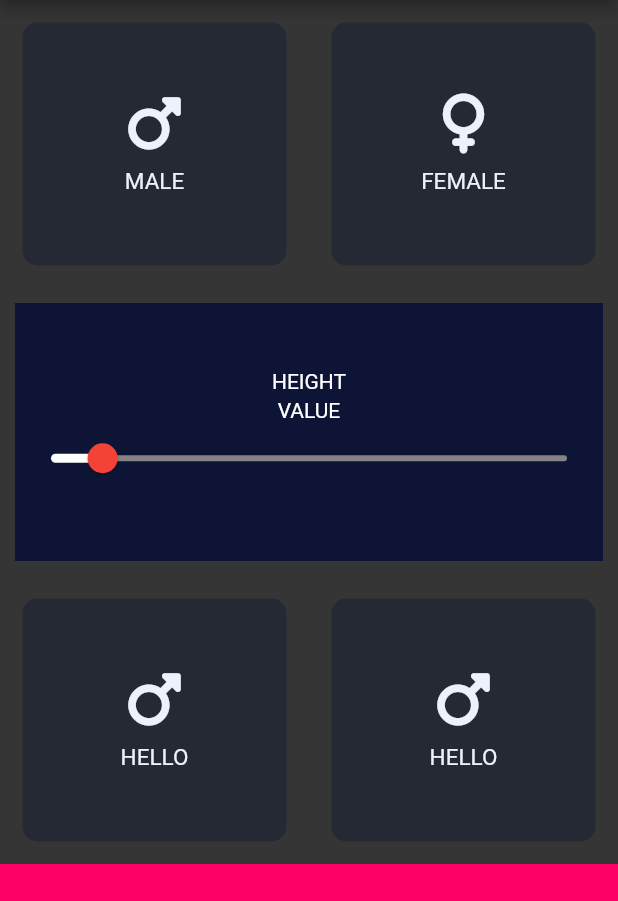
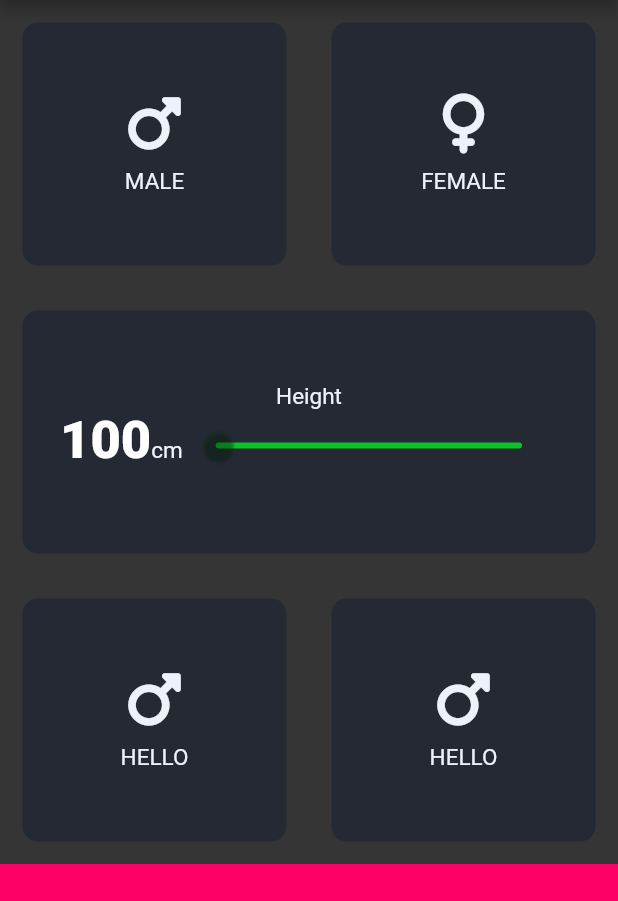
Before and after one commit to Aayush-310/bmicalc, a Flutter app: the screen it shows after launch, on a phone screen of 412 x 824 dp, the part 84-985 px from its top. Run offline on Flutter 3.47's test engine with Material 2 defaults, Android fonts, the phone set to English and light mode, and no system bars; our stand-ins replace font_awesome_flutter.

Commit message:
latest commit

```diff
--- a/lib/constants.dart
+++ b/lib/constants.dart
@@ -1,9 +1,11 @@
 import 'package:flutter/material.dart';
 
-const labelTextStyle = TextStyle(
+const kalabelTextStyle = TextStyle(
   fontSize: 15.0,
   color: Color(0xFFeef1f9),
 );
+const kaNumberTextStyle =
+    TextStyle(fontSize: 35.0, fontWeight: FontWeight.w900);
 const double kaBottomContainerHeight = 80.0;
 const kaActiveCardColour = Color(0xFF0e1436);
 const kaInactiveCardColour = Color(0xFF242933);
--- a/lib/icon_content.dart
+++ b/lib/icon_content.dart
@@ -22,7 +22,7 @@ class IconContent extends StatelessWidget {
         ),
         Text(
           label,
-          style: labelTextStyle,
+          style: kalabelTextStyle,
         ),
       ],
     );
--- a/lib/input_page.dart
+++ b/lib/input_page.dart
@@ -24,6 +24,7 @@ class _InputPageState extends State<InputPage> {
   // Color maleCardColour = kaInactiveCardColour;
   // Color femaleCardColour = kaInactiveCardColour;
   double _value = 10;
+  int height = 100;
 
 //initializing the selectGender variable with nullable property
   Gender? selectedGender;
@@ -56,6 +57,7 @@ class _InputPageState extends State<InputPage> {
         title: const Text("BMI calculator"),
       ),
       body: Column(
+        crossAxisAlignment: CrossAxisAlignment.stretch,
         children: <Widget>[
           Expanded(
             //first row with two containers
@@ -121,41 +123,86 @@ class _InputPageState extends State<InputPage> {
           Expanded(
               //second row with one container
 
-            child: Row(
-              children: <Widget>[
-                Expanded(
-                  child: Container(
-                    child: Column(
+              child: ReusableCard(
+                  colour: kaInactiveCardColour,
+                  cardChild: Column(
                     mainAxisAlignment: MainAxisAlignment.center,
                     children: <Widget>[
-                        const Text("HEIGHT"),
-                        const SizedBox(
-                          height: 3.0,
+                      const Text(
+                        "Height",
+                        style: kalabelTextStyle,
                       ),
-                        const Text("VALUE"),
-                        Slider(
-                          activeColor: const Color.fromARGB(255, 255, 255,
-                              255), // The color to use for the portion of the slider track that is active.
-                          inactiveColor: const Color.fromARGB(255, 132, 130,
-                              130), // The color for the inactive portion of the slider track.
-                          thumbColor: Colors.red,
-                          min: 0.0,
-                          max: 100.0,
-                          value: _value,
-                          onChanged: (value) {
+                      Row(
+                        textBaseline: TextBaseline.alphabetic,
+                        mainAxisAlignment: MainAxisAlignment.center,
+                        crossAxisAlignment: CrossAxisAlignment.baseline,
+                        children: [
+                          Text(
+                            height.toString(),
+                            style: kaNumberTextStyle,
+                          ),
+                          const Text(
+                            "cm",
+                            style: kalabelTextStyle,
+                          ),
+                          Expanded(
+                            child: Slider(
+                              min: 100,
+                              max: 350,
+                              activeColor: const Color.fromARGB(51, 2, 62, 11),
+                              inactiveColor:
+                                  const Color.fromARGB(199, 3, 239, 34),
+                              value: height.toDouble(),
+                              onChanged: (double newValue) {
                                 setState(() {
-                              _value = value;
+                                  height = newValue.toInt();
                                 });
                               },
                             ),
+                          )
                         ],
-                    ),
-                    color: kaActiveCardColour,
-                    margin: const EdgeInsets.all(10.0),
-                  ),
-                ),
+                      )
                     ],
-            ),
+                  ))
+              //  Row(
+              //   children: <Widget>[
+              //     Expanded(
+              //       child:
+              //        Container(
+              //         child: Column(
+              //           mainAxisAlignment: MainAxisAlignment.center,
+              //           children: <Widget>[
+              //             Text(
+              //               "HEIGHT",
+              //               style: kalabelTextStyle,
+              //             ),
+              //             const SizedBox(
+              //               height: 3.0,
+              //             ),
+              //             const Text("VALUE"),
+              //             Slider(
+              //               activeColor: const Color.fromARGB(255, 255, 255,
+              //                   255), // The color to use for the portion of the slider track that is active.
+              //               inactiveColor: const Color.fromARGB(255, 132, 130,
+              //                   130), // The color for the inactive portion of the slider track.
+              //               thumbColor: Colors.red,
+              //               min: 0.0,
+              //               max: 100.0,
+              //               value: _value,
+              //               onChanged: (value) {
+              //                 setState(() {
+              //                   _value = value;
+              //                 });
+              //               },
+              //             ),
+              //           ],
+              //         ),
+              //         color: kaActiveCardColour,
+              //         margin: const EdgeInsets.all(10.0),
+              //       ),
+              //     ),
+              //   ],
+              // ),
               ),
           Expanded(
             //last row with two expanded containers
```
Lines whose indentation alone changed are shown as unchanged.
